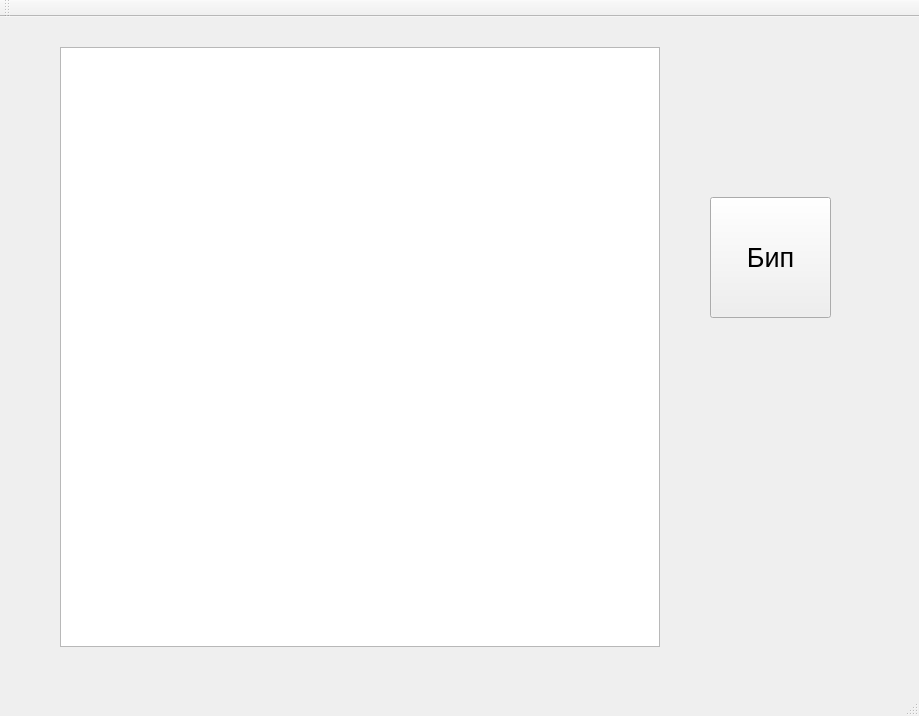
paradoxLtd/coursework_cg, file cg/mainwindow.ui: the form before one commit.
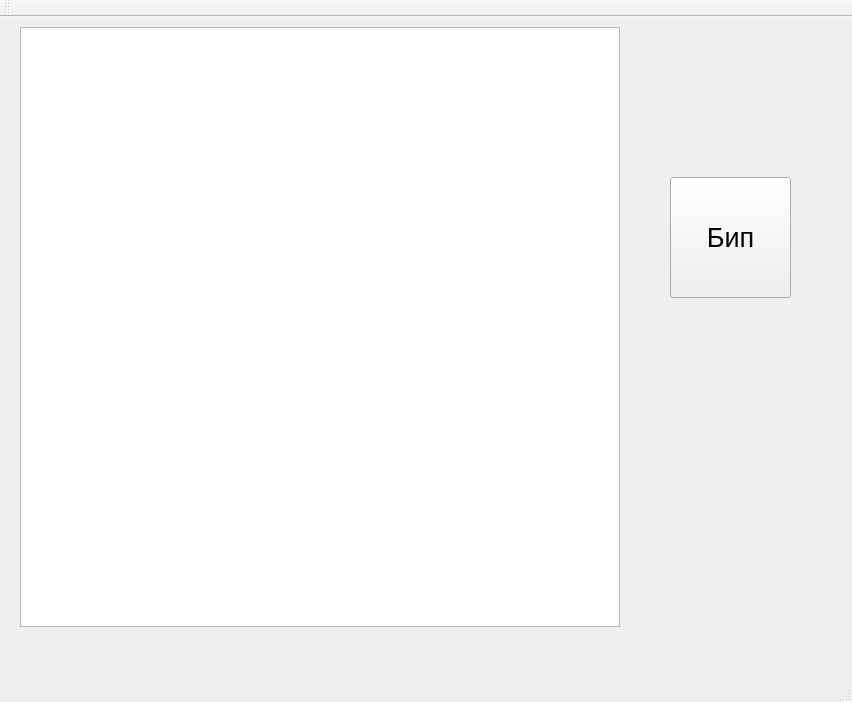
The form after the commit.

Diff of the .ui file:
```diff
--- a/cg/mainwindow.ui
+++ b/cg/mainwindow.ui
@@ -6,29 +6,19 @@
    <rect>
     <x>0</x>
     <y>0</y>
-    <width>919</width>
-    <height>716</height>
+    <width>852</width>
+    <height>702</height>
    </rect>
   </property>
   <property name="windowTitle">
    <string>MainWindow</string>
   </property>
   <widget class="QWidget" name="centralWidget">
-   <widget class="QGraphicsView" name="graphicsView">
-    <property name="geometry">
-     <rect>
-      <x>60</x>
-      <y>30</y>
-      <width>600</width>
-      <height>600</height>
-     </rect>
-    </property>
-   </widget>
    <widget class="QPushButton" name="pushButton">
     <property name="geometry">
      <rect>
-      <x>710</x>
-      <y>180</y>
+      <x>670</x>
+      <y>160</y>
       <width>121</width>
       <height>121</height>
      </rect>
@@ -42,6 +32,16 @@
      <string>Бип</string>
     </property>
    </widget>
+   <widget class="QGraphicsView" name="graphicsView">
+    <property name="geometry">
+     <rect>
+      <x>20</x>
+      <y>10</y>
+      <width>600</width>
+      <height>600</height>
+     </rect>
+    </property>
+   </widget>
   </widget>
   <widget class="QMenuBar" name="menuBar">
    <property name="geometry">
```
Left out of the diff: 4 changed lines with no effect on the pictures.
